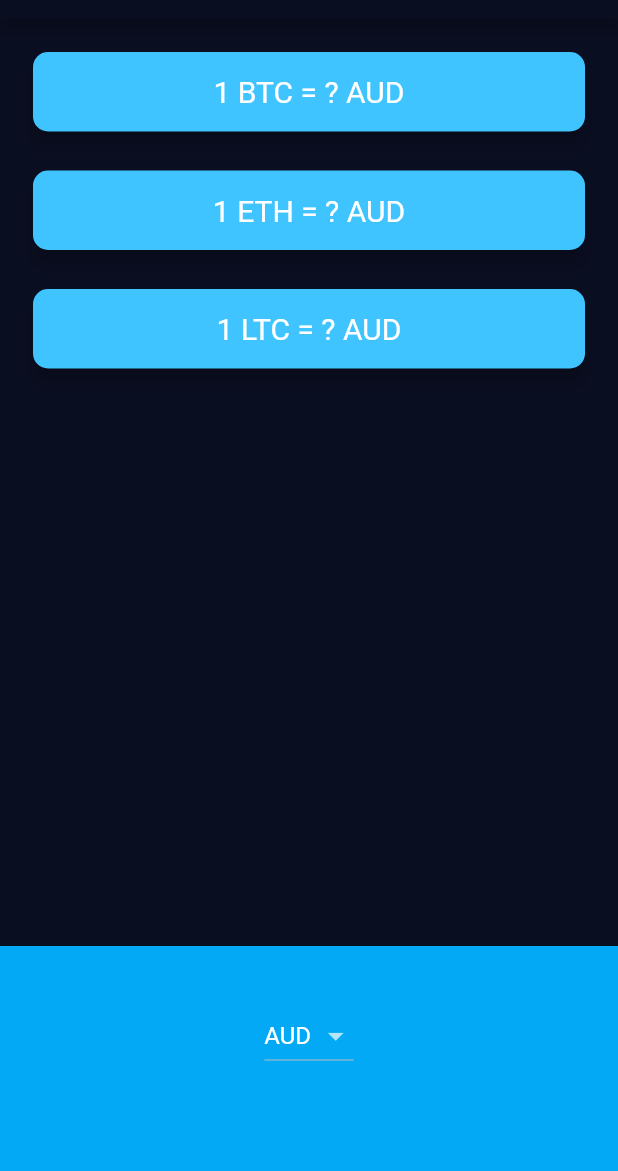
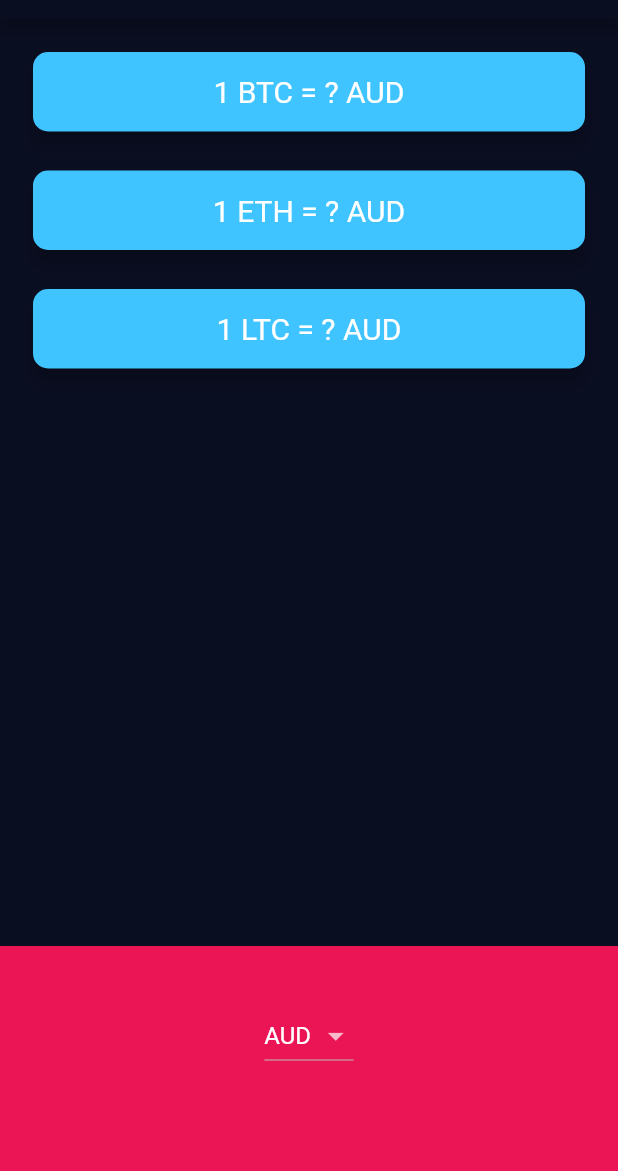
Before and after one commit to Ayushd70/bitcoin-ticker, a Flutter app: the screen it shows after launch, on a phone screen of 412 x 824 dp, the part 65-1236 px from its top. Run offline on Flutter 3.47's test engine with Material 2 defaults, Android fonts, the phone set to English and light mode, and no system bars; network calls fail.

Commit message:
bitcoin-ticker: UI: update bottom currency picker color
Signed-off-by: Ayush Dubey <ayushdubey70@gmail.com>

```diff
--- a/lib/price_screen.dart
+++ b/lib/price_screen.dart
@@ -113,7 +113,7 @@ class _PriceScreenState extends State<PriceScreen> {
             height: 150.0,
             alignment: Alignment.center,
             padding: EdgeInsets.only(bottom: 30.0),
-            color: Colors.lightBlue,
+            color: Color(0xFFEB1555),
             child: Platform.isIOS ? iOSPicker() : androidDropdown(),
           ),
         ],
```
